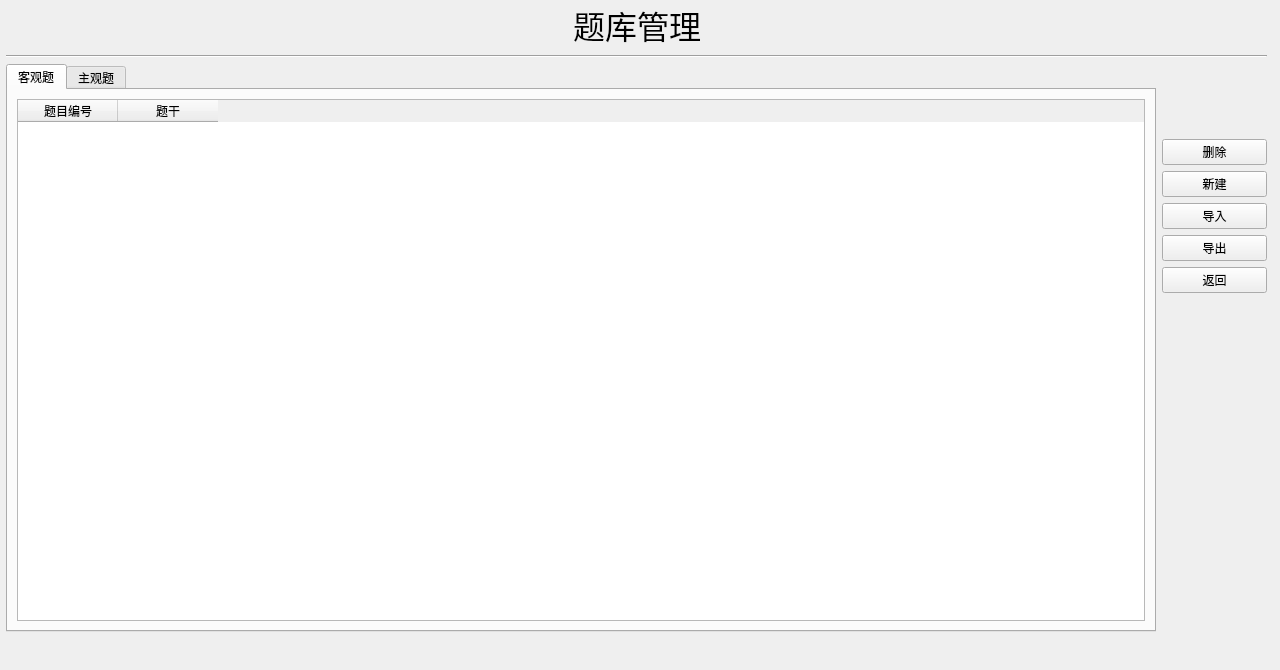
First picture: the form in server/questionsmanage.ui, repository AlanForeverAi/Exams, before the edit.
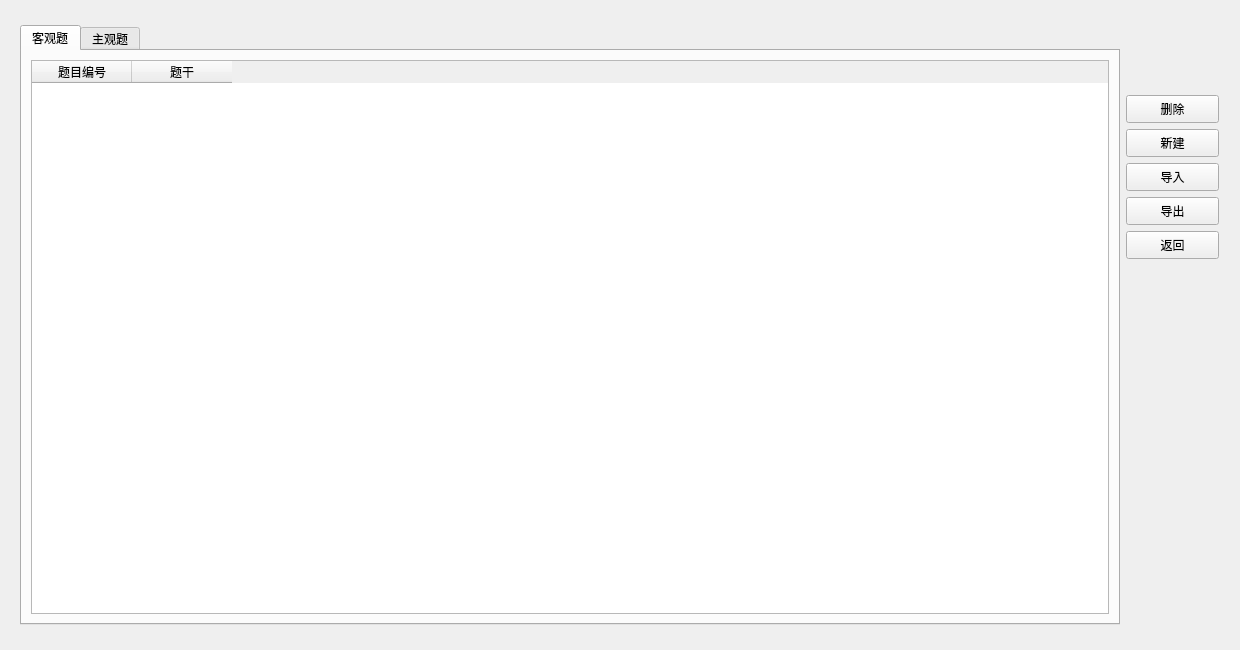
Second picture: the form after the edit.

```diff
--- a/server/questionsmanage.ui
+++ b/server/questionsmanage.ui
@@ -12,20 +12,26 @@
    <rect>
     <x>0</x>
     <y>0</y>
-    <width>1280</width>
-    <height>670</height>
+    <width>1240</width>
+    <height>650</height>
    </rect>
   </property>
+  <property name="sizePolicy">
+   <sizepolicy hsizetype="Preferred" vsizetype="Preferred">
+    <horstretch>0</horstretch>
+    <verstretch>0</verstretch>
+   </sizepolicy>
+  </property>
   <property name="minimumSize">
    <size>
-    <width>1280</width>
-    <height>670</height>
+    <width>1240</width>
+    <height>650</height>
    </size>
   </property>
   <property name="maximumSize">
    <size>
-    <width>1280</width>
-    <height>750</height>
+    <width>1240</width>
+    <height>650</height>
    </size>
   </property>
   <property name="focusPolicy">
@@ -40,70 +46,8 @@
   <property name="layoutDirection">
    <enum>Qt::LeftToRight</enum>
   </property>
-  <widget class="QWidget" name="layoutWidget">
-   <property name="geometry">
-    <rect>
-     <x>6</x>
-     <y>1</y>
-     <width>1261</width>
-     <height>631</height>
-    </rect>
-   </property>
-   <layout class="QVBoxLayout" name="verticalLayout_2">
-    <item>
-     <layout class="QHBoxLayout" name="horizontalLayout_4">
-      <item>
-       <spacer name="horizontalSpacer">
-        <property name="orientation">
-         <enum>Qt::Horizontal</enum>
-        </property>
-        <property name="sizeHint" stdset="0">
-         <size>
-          <width>40</width>
-          <height>20</height>
-         </size>
-        </property>
-       </spacer>
-      </item>
-      <item>
-       <widget class="QLabel" name="label_3">
-        <property name="font">
-         <font>
-          <family>微软雅黑</family>
-          <pointsize>24</pointsize>
-         </font>
-        </property>
-        <property name="text">
-         <string>题库管理</string>
-        </property>
-        <property name="alignment">
-         <set>Qt::AlignCenter</set>
-        </property>
-       </widget>
-      </item>
-      <item>
-       <spacer name="horizontalSpacer_2">
-        <property name="orientation">
-         <enum>Qt::Horizontal</enum>
-        </property>
-        <property name="sizeHint" stdset="0">
-         <size>
-          <width>40</width>
-          <height>18</height>
-         </size>
-        </property>
-       </spacer>
-      </item>
-     </layout>
-    </item>
-    <item>
-     <widget class="Line" name="line_4">
-      <property name="orientation">
-       <enum>Qt::Horizontal</enum>
-      </property>
-     </widget>
-    </item>
-    <item>
+  <layout class="QGridLayout" name="gridLayout">
+   <item row="0" column="0">
      <layout class="QHBoxLayout" name="horizontalLayout_3">
       <item>
        <widget class="QTabWidget" name="tabWidget_2">
@@ -115,13 +59,13 @@
         </property>
         <property name="minimumSize">
          <size>
-          <width>1150</width>
+         <width>1100</width>
           <height>0</height>
          </size>
         </property>
         <property name="maximumSize">
          <size>
-          <width>1150</width>
+         <width>1100</width>
           <height>600</height>
          </size>
         </property>
@@ -247,10 +191,16 @@
             <verstretch>0</verstretch>
            </sizepolicy>
           </property>
+         <property name="minimumSize">
+          <size>
+           <width>93</width>
+           <height>28</height>
+          </size>
+         </property>
           <property name="maximumSize">
            <size>
-            <width>16777215</width>
-            <height>50</height>
+           <width>93</width>
+           <height>28</height>
            </size>
           </property>
           <property name="text">
@@ -266,10 +216,16 @@
             <verstretch>0</verstretch>
            </sizepolicy>
           </property>
+         <property name="minimumSize">
+          <size>
+           <width>93</width>
+           <height>28</height>
+          </size>
+         </property>
           <property name="maximumSize">
            <size>
-            <width>16777215</width>
-            <height>50</height>
+           <width>93</width>
+           <height>28</height>
            </size>
           </property>
           <property name="text">
@@ -285,10 +241,16 @@
             <verstretch>0</verstretch>
            </sizepolicy>
           </property>
+         <property name="minimumSize">
+          <size>
+           <width>93</width>
+           <height>28</height>
+          </size>
+         </property>
           <property name="maximumSize">
            <size>
-            <width>16777215</width>
-            <height>50</height>
+           <width>93</width>
+           <height>28</height>
            </size>
           </property>
           <property name="text">
@@ -304,10 +266,16 @@
             <verstretch>0</verstretch>
            </sizepolicy>
           </property>
+         <property name="minimumSize">
+          <size>
+           <width>93</width>
+           <height>28</height>
+          </size>
+         </property>
           <property name="maximumSize">
            <size>
-            <width>16777215</width>
-            <height>50</height>
+           <width>93</width>
+           <height>28</height>
            </size>
           </property>
           <property name="text">
@@ -323,10 +291,16 @@
             <verstretch>0</verstretch>
            </sizepolicy>
           </property>
+         <property name="minimumSize">
+          <size>
+           <width>93</width>
+           <height>28</height>
+          </size>
+         </property>
           <property name="maximumSize">
            <size>
-            <width>16777215</width>
-            <height>50</height>
+           <width>93</width>
+           <height>28</height>
            </size>
           </property>
           <property name="text">
@@ -456,7 +430,6 @@
      </layout>
     </item>
    </layout>
-  </widget>
  </widget>
  <tabstops>
   <tabstop>subTable</tabstop>
```
Lines whose indentation alone changed are shown as unchanged.
